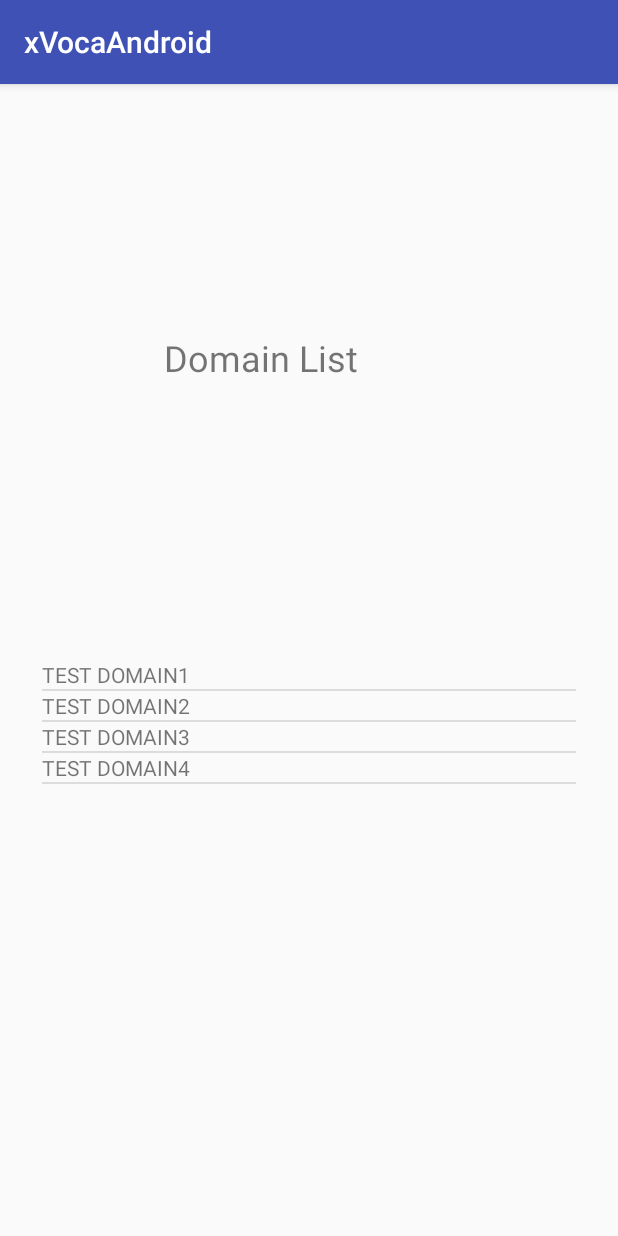
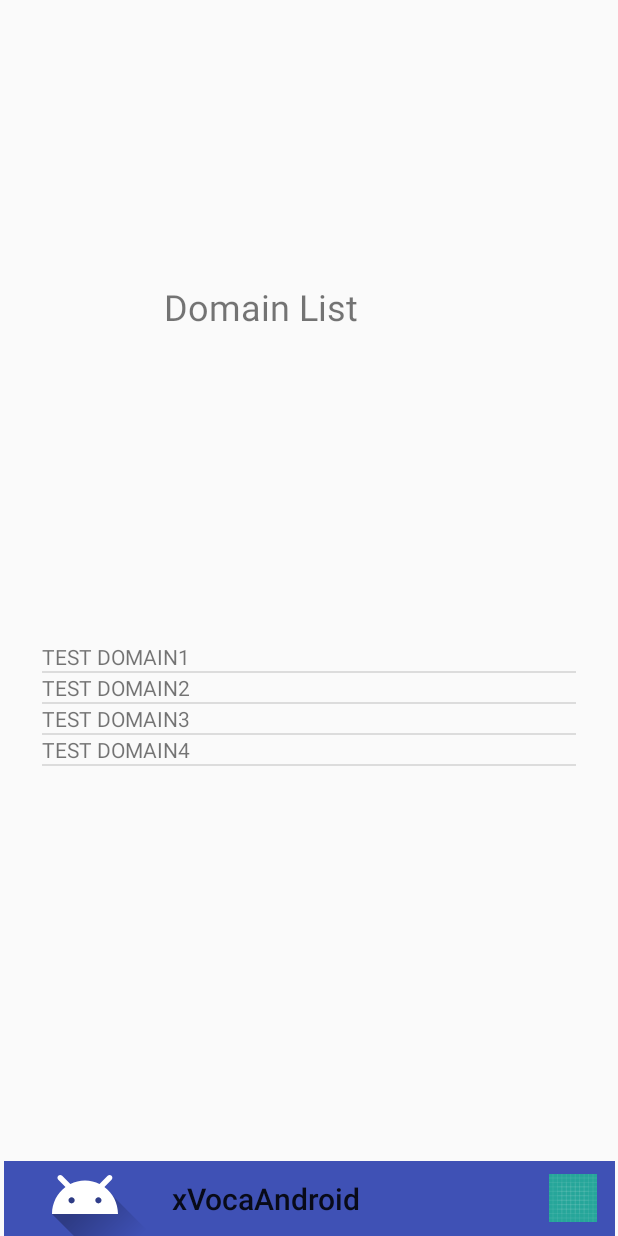
Before and after one commit to Marie777/xVocaAndroid, an Android app: the DomainList screen opened directly, with no data from a screen before it, on a phone screen of 412 x 824 dp. Run offline under Robolectric (Android 15) with nearby library versions, the phone set to English and light mode, and no system bars.

Commit message:
ActionBar

```diff
--- a/app/src/main/java/voca/xvocaandroid/DomainList.java
+++ b/app/src/main/java/voca/xvocaandroid/DomainList.java
@@ -1,19 +1,21 @@
 package voca.xvocaandroid;
 
-import android.support.constraint.ConstraintLayout;
+
+import android.annotation.SuppressLint;
 import android.support.v7.app.AppCompatActivity;
 import android.os.Bundle;
 import android.util.Log;
-import android.view.View;
-import android.view.ViewGroup;
-import android.widget.AdapterView;
+import android.view.Menu;
 import android.widget.ArrayAdapter;
 import android.widget.ListView;
 import android.widget.TextView;
+import android.support.v7.widget.Toolbar;
+
 
 import java.util.ArrayList;
 
 public class DomainList extends AppCompatActivity {
+
 
     @Override
     protected void onCreate(Bundle savedInstanceState) {
@@ -34,7 +36,24 @@ public class DomainList extends AppCompatActivity {
             Log.d("TAG", ((TextView) view).getText().toString());
         });
 
+
+
+        Toolbar toolbar = findViewById(R.id.toolbar);
+       toolbar.setTitle(R.string.app_name);
+        setSupportActionBar(toolbar);
+        toolbar.setNavigationIcon(R.drawable.ic_launcher_foreground);
+        toolbar.setNavigationOnClickListener((view)-> Log.d("TAG","here"));
+
     }
+
+    @Override
+    public boolean onCreateOptionsMenu(Menu menu) {
+        getMenuInflater().inflate(R.menu.menu_main, menu);
+        return true;
+    }
+
 }
 
+
+
 //listView.setLayoutParams(new ConstraintLayout.LayoutParams(ViewGroup.LayoutParams.WRAP_CONTENT, ViewGroup.LayoutParams.WRAP_CONTENT));
--- a/app/src/main/res/layout/activity_domain_list.xml
+++ b/app/src/main/res/layout/activity_domain_list.xml
@@ -26,12 +26,26 @@
     <ListView
         android:id="@+id/listViewDomains"
         android:layout_width="356dp"
-        android:layout_height="376dp"
+        android:layout_height="338dp"
         android:layout_marginBottom="8dp"
         android:layout_marginEnd="8dp"
         android:layout_marginStart="8dp"
-        app:layout_constraintBottom_toBottomOf="parent"
+        app:layout_constraintBottom_toTopOf="@+id/toolbar"
         app:layout_constraintEnd_toEndOf="parent"
         app:layout_constraintStart_toStartOf="parent" />
 
+    <android.support.v7.widget.Toolbar
+        android:id="@+id/toolbar"
+        android:layout_width="407dp"
+        android:layout_height="50dp"
+        android:layout_marginEnd="8dp"
+        android:layout_marginStart="8dp"
+        android:background="?attr/colorPrimary"
+        android:minHeight="?attr/actionBarSize"
+        android:theme="?attr/actionBarTheme"
+        app:layout_constraintBottom_toBottomOf="parent"
+        app:layout_constraintEnd_toEndOf="parent"
+        app:layout_constraintHorizontal_bias="0.487"
+        app:layout_constraintStart_toStartOf="parent" />
+
 </android.support.constraint.ConstraintLayout>
--- /dev/null
+++ b/app/src/main/res/menu/menu_main.xml
@@ -0,0 +1,10 @@
+<?xml version="1.0" encoding="utf-8"?>
+<menu xmlns:android="http://schemas.android.com/apk/res/android"
+    xmlns:app="http://schemas.android.com/apk/res-auto">
+<item
+    android:id="@+id/mi"
+    android:icon="@drawable/ic_launcher_background"
+    app:showAsAction="ifRoom"
+    android:title="">
+</item>
+</menu>
--- a/app/src/main/res/values/styles.xml
+++ b/app/src/main/res/values/styles.xml
@@ -1,7 +1,7 @@
 <resources>
 
     <!-- Base application theme. -->
-    <style name="AppTheme" parent="Theme.AppCompat.Light.DarkActionBar">
+    <style name="AppTheme" parent="Theme.AppCompat.Light.NoActionBar">
         <!-- Customize your theme here. -->
         <item name="colorPrimary">@color/colorPrimary</item>
         <item name="colorPrimaryDark">@color/colorPrimaryDark</item>
```
